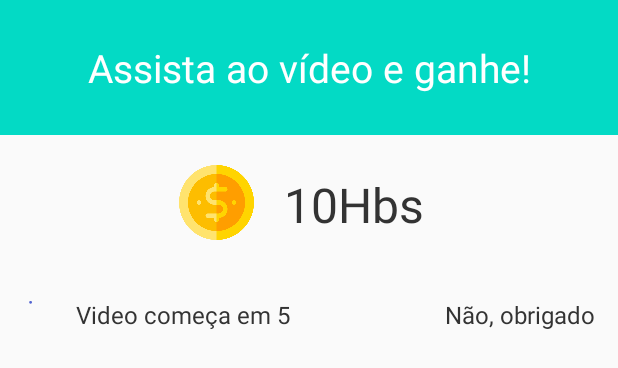
After one commit to qiapps/QILibrary, an Android app: the layout qi_dialog_reward_ads.xml on its own in the app's theme, with its tools: preview values and no code run, on a phone screen of 412 x 824 dp. The commit adds this screen. Shown: the top 368 px of the screen. Run offline under Robolectric (Android 15) with nearby library versions, the phone set to English and light mode, and no system bars.

Commit message:
upgrade ads lib

```diff
--- a/QIAds/build.gradle
+++ b/QIAds/build.gradle
@@ -31,6 +31,7 @@ dependencies {
     androidTestImplementation 'androidx.test.espresso:espresso-core:3.3.0'
     implementation 'com.google.android.gms:play-services-ads:22.2.0'
     def lifecycle_version = "2.0.0"
+    implementation 'com.airbnb.android:lottie:2.6.0-beta19'
     implementation "androidx.lifecycle:lifecycle-extensions:$lifecycle_version"
     implementation "androidx.lifecycle:lifecycle-runtime:$lifecycle_version"
     annotationProcessor "androidx.lifecycle:lifecycle-compiler:$lifecycle_version"
--- /dev/null
+++ b/QIAds/src/main/res/layout/qi_dialog_reward_ads.xml
@@ -0,0 +1,111 @@
+<?xml version="1.0" encoding="utf-8"?>
+<LinearLayout xmlns:android="http://schemas.android.com/apk/res/android"
+    android:layout_width="match_parent"
+    android:layout_height="match_parent"
+    xmlns:app="http://schemas.android.com/apk/res-auto"
+    android:orientation="vertical">
+
+    <LinearLayout
+        android:id="@+id/header"
+        android:layout_width="match_parent"
+        android:layout_height="90dp"
+        android:background="@color/colorAccent"
+        android:layout_gravity="center"
+        android:gravity="center">
+        <TextView
+            android:layout_width="match_parent"
+            android:layout_height="wrap_content"
+            android:text="Assista ao vídeo e ganhe!"
+            android:padding="10dp"
+            android:textSize="26sp"
+            android:textAlignment="center"
+            android:textColor="#fff"
+            android:gravity="center_horizontal" />
+    </LinearLayout>
+
+    <LinearLayout
+        android:layout_width="match_parent"
+        android:layout_height="90dp"
+        android:orientation="horizontal"
+        android:layout_gravity="center"
+        android:gravity="center">
+        <ImageView
+            android:id="@+id/img_reward"
+            android:layout_width="50dp"
+            android:layout_height="50dp"
+            android:background="@drawable/moeda"
+            />
+        <TextView
+            android:id="@+id/reward_txt"
+            android:layout_width="wrap_content"
+            android:layout_height="40dp"
+            android:layout_marginLeft="20dp"
+            android:text="10Hbs"
+            android:textColor="#333"
+            android:textAlignment="center"
+            android:gravity="center"
+            android:textSize="32sp"
+            android:layout_marginRight="10dp"/>
+
+    </LinearLayout>
+
+
+    <LinearLayout
+        android:layout_width="match_parent"
+        android:layout_height="wrap_content"
+        android:layout_gravity="center"
+        android:paddingTop="10dp"
+        android:paddingBottom="10dp"
+        android:gravity="center">
+
+        <LinearLayout
+            android:layout_width="match_parent"
+            android:layout_height="wrap_content"
+            android:layout_weight="1"
+            android:orientation="horizontal">
+
+            <com.airbnb.lottie.LottieAnimationView
+                android:id="@+id/rating"
+                android:layout_width="30dp"
+                android:layout_height="30dp"
+                android:layout_gravity="center"
+                app:lottie_fileName="loading.json"
+                app:lottie_loop="true"
+                android:layout_marginLeft="5dp"
+                app:lottie_autoPlay="true"
+                android:visibility="visible"
+                />
+
+            <TextView
+                android:id="@+id/txt_time"
+                android:layout_width="wrap_content"
+                android:layout_height="40dp"
+                android:text="Video começa em 5"
+                android:textColor="#333"
+                android:textAlignment="center"
+                android:gravity="center"
+                android:textSize="16sp"
+                android:layout_marginLeft="15dp"/>
+        </LinearLayout>
+
+        <LinearLayout
+            android:layout_width="match_parent"
+            android:layout_height="wrap_content"
+            android:layout_weight="1"
+            android:gravity="end">
+            <TextView
+                android:id="@+id/btn_nao_quero"
+                android:layout_width="wrap_content"
+                android:layout_height="40dp"
+                android:text="Não, obrigado"
+                android:textColor="#333"
+                android:textAlignment="center"
+                android:gravity="center"
+                android:textSize="16sp"
+                android:layout_marginRight="15dp"/>
+        </LinearLayout>
+
+
+    </LinearLayout>
+
+</LinearLayout>
--- /dev/null
+++ b/QIGameFicationManager/src/main/AndroidManifest.xml
@@ -0,0 +1,4 @@
+<?xml version="1.0" encoding="utf-8"?>
+<manifest xmlns:android="http://schemas.android.com/apk/res/android">
+
+</manifest>
--- a/app/src/main/java/com/qiapps/qilibrary/CustomApplication.java
+++ b/app/src/main/java/com/qiapps/qilibrary/CustomApplication.java
@@ -29,6 +29,7 @@ public class CustomApplication extends Application {
         //qInterstitial.build();
 
         qiAppOpenSplash = new QIAppOpenSplash(this,QIAppOpenAds.TEST_AD_UNIT,2);
+
 
 
 
--- a/settings.gradle
+++ b/settings.gradle
@@ -2,3 +2,4 @@ include ':QIRating'
 include ':QIAds'
 include ':app'
 rootProject.name = "QILibrary"
+include ':QIGameFicationManager'
```
Also changed, not shown: QIAds/src/main/assets/loading.json (added, +1 -0 lines), QIAds/src/main/java/com/qiapps/qiads/EventManager.java (+7 -7 lines), QIAds/src/main/java/com/qiapps/qiads/QIAppOpenSplash.java (+6 -3 lines), QIAds/src/main/java/com/qiapps/qiads/QIntersticialReward.java (added, +212 -0 lines), QIGameFicationManager/build.gradle (added, +33 -0 lines), app/src/main/java/com/qiapps/qilibrary/MainActivity.java (+28 -23 lines), QIAds/src/main/res/drawable/moeda.png (added), 5 other files.
